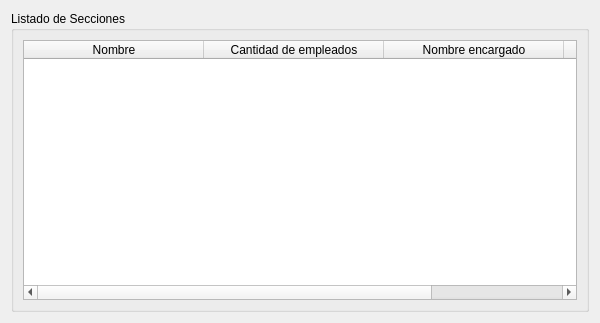
Qt form src/ui/WidgetListadoSecciones2.ui (guilleurrutia10/division-transporte) before a commit.
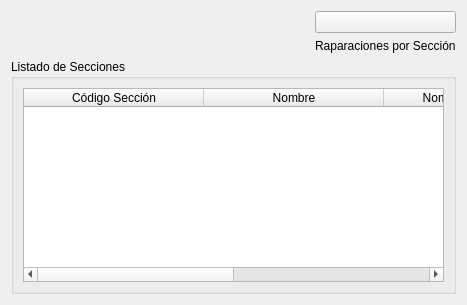
The same form after that commit. Icons and pictures are not drawn.

Commit message: Reportes en el listado de seccion. Fase 1/2

```diff
--- a/src/ui/WidgetListadoSecciones2.ui
+++ b/src/ui/WidgetListadoSecciones2.ui
@@ -6,14 +6,59 @@
    <rect>
     <x>0</x>
     <y>0</y>
-    <width>600</width>
-    <height>323</height>
+    <width>467</width>
+    <height>305</height>
    </rect>
   </property>
   <property name="windowTitle">
    <string>Form</string>
   </property>
   <layout class="QVBoxLayout" name="verticalLayout">
+   <item>
+    <layout class="QHBoxLayout" name="horizontalLayout">
+     <item>
+      <spacer name="horizontalSpacer">
+       <property name="orientation">
+        <enum>Qt::Horizontal</enum>
+       </property>
+       <property name="sizeHint" stdset="0">
+        <size>
+         <width>40</width>
+         <height>20</height>
+        </size>
+       </property>
+      </spacer>
+     </item>
+     <item>
+      <layout class="QVBoxLayout" name="verticalLayout_3">
+       <item>
+        <widget class="QPushButton" name="pushButtonReparacionesPorSeccion">
+         <property name="text">
+          <string/>
+         </property>
+         <property name="icon">
+          <iconset resource="../recursos.qrc">
+           <normaloff>:/recursos/iconos/add_seccion.png</normaloff>:/recursos/iconos/add_seccion.png</iconset>
+         </property>
+         <property name="iconSize">
+          <size>
+           <width>30</width>
+           <height>30</height>
+          </size>
+         </property>
+        </widget>
+       </item>
+       <item>
+        <widget class="QLabel" name="label">
+         <property name="text">
+          <string>Raparaciones por Sección</string>
+         </property>
+        </widget>
+       </item>
+      </layout>
+     </item>
+    </layout>
+   </item>
    <item>
     <widget class="QGroupBox" name="groupBox">
      <property name="title">
@@ -28,6 +73,14 @@
         <attribute name="horizontalHeaderStretchLastSection">
          <bool>true</bool>
         </attribute>
+        <column>
+         <property name="text">
+          <string>Código Sección</string>
+         </property>
+         <property name="textAlignment">
+          <set>AlignHCenter|AlignVCenter|AlignCenter</set>
+         </property>
+        </column>
         <column>
          <property name="text">
           <string>Nombre</string>
@@ -36,14 +89,6 @@
           <set>AlignHCenter|AlignVCenter|AlignCenter</set>
          </property>
         </column>
-        <column>
-         <property name="text">
-          <string>Cantidad de empleados</string>
-         </property>
-         <property name="textAlignment">
-          <set>AlignHCenter|AlignVCenter|AlignCenter</set>
-         </property>
-        </column>
         <column>
          <property name="text">
           <string>Nombre encargado</string>
@@ -54,7 +99,7 @@
         </column>
         <column>
          <property name="text">
-          <string>Código Sección</string>
+          <string>Cantidad de empleados</string>
          </property>
          <property name="textAlignment">
           <set>AlignHCenter|AlignVCenter|AlignCenter</set>
```
Left out of the diff: 4 changed lines with no effect on the pictures. The commit also changes 7 other files.
